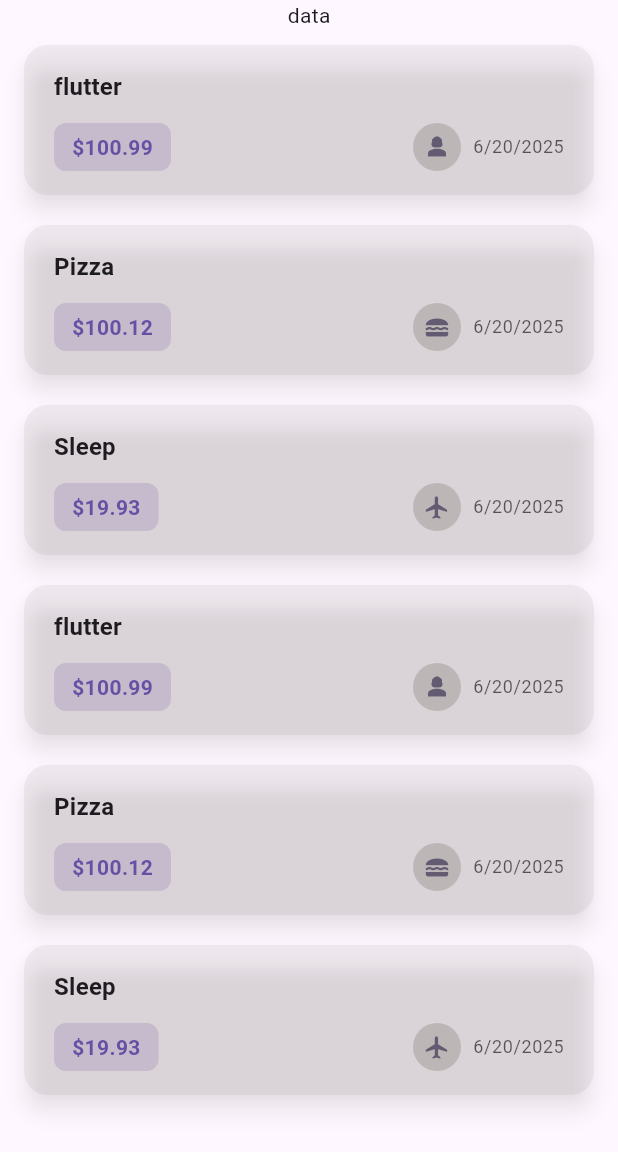
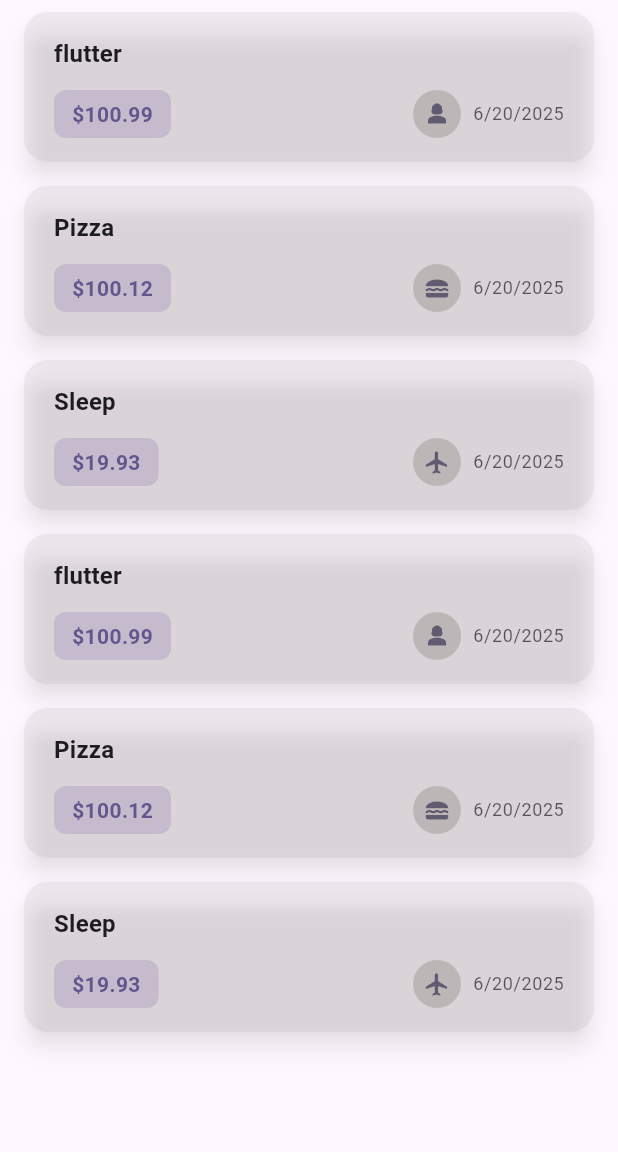
Before and after one commit to Amin2003713/expense_tracker, a Flutter app: the screen it shows after launch, on a phone screen of 412 x 824 dp, the part 84-1236 px from its top. Run offline on Flutter 3.47's test engine with Material 3 defaults, Android fonts, the phone set to English and light mode, and no system bars.

Commit message:
added timing and globalm theme

```diff
--- a/lib/widget/expanses/expanses.dart
+++ b/lib/widget/expanses/expanses.dart
@@ -59,7 +59,6 @@ class _ExpansesState extends State<Expanses> {
     ),
     body: Column(
       children: [
-        Text('data'),
         Expanded(
           child: Epanses.isNotEmpty
               ? ExpansesList(expanses: Epanses, remove: _removeExpanse)
--- a/lib/widget/expanses/expanses_list/expanses_item.dart
+++ b/lib/widget/expanses/expanses_list/expanses_item.dart
@@ -12,11 +12,6 @@ class ExpansesItem extends StatelessWidget {
     final colorScheme = theme.colorScheme;
 
     return Card(
-      elevation: 6,
-      margin: const EdgeInsets.symmetric(horizontal: 16, vertical: 10),
-      shape: RoundedRectangleBorder(borderRadius: BorderRadius.circular(16)),
-      color: Color.fromARGB(18, 82, 75, 62),
-      shadowColor: Color.fromARGB(54, 82, 75, 62),
       child: Padding(
         padding: const EdgeInsets.symmetric(horizontal: 20, vertical: 16),
         child: Column(
--- a/lib/widget/expanses/expanses_list/expanses_list.dart
+++ b/lib/widget/expanses/expanses_list/expanses_list.dart
@@ -1,6 +1,6 @@
 import 'package:expense_tracker/models/expanses.dart';
 import 'package:expense_tracker/widget/expanses/expanses_list/expanses_item.dart';
-import 'package:flutter/cupertino.dart';
+import 'package:flutter/material.dart';
 
 class ExpansesList extends StatelessWidget {
   const ExpansesList({super.key, required this.expanses, required this.remove});
@@ -17,6 +17,12 @@ class ExpansesList extends StatelessWidget {
       onDismissed: (direction) {
         remove(expanses[index]);
       },
+      background: Container(
+        color: Theme.of(context).colorScheme.error,
+        margin: EdgeInsets.symmetric(
+          horizontal: Theme.of(context).cardTheme.margin!.horizontal,
+        ),
+      ),
       child: ExpansesItem(expanses: expanses[index]),
     ),
   );
```
Also changed, not shown: lib/main.dart (+21 -1 lines).
